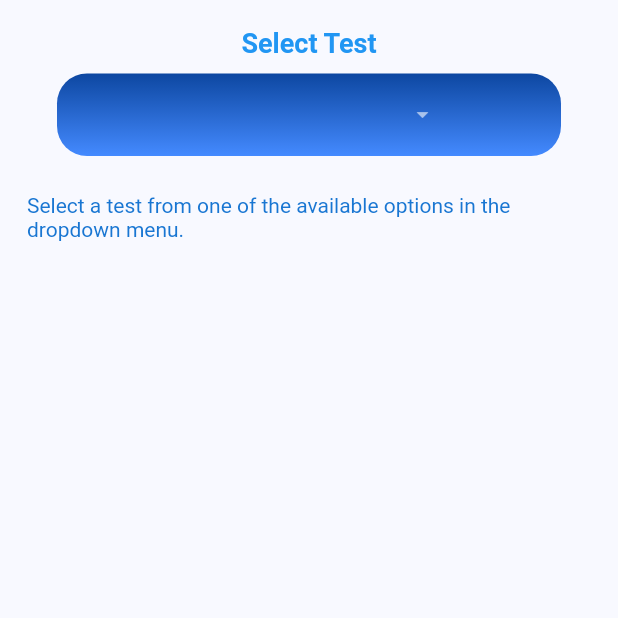
After one commit to Pipeline-To-Better-Placemaking/P2BP-2025Spring-Mobile, a Flutter app: the TestSelectionScreen screen opened by its route, on a phone screen of 412 x 824 dp, the top half of it. The commit adds this screen. Run offline on Flutter 3.47's test engine with Material 3 defaults, Android fonts, the phone set to English and light mode, and no system bars; our stand-ins replace firebase_auth, firebase_core; accounts and stored records are empty.

Commit message:
Add test selection screen and updates to main and strings.dart

```diff
--- a/lib/main.dart
+++ b/lib/main.dart
@@ -19,6 +19,7 @@ import 'new_home_page.dart';
 import 'project_comparison_page.dart';
 import 'teams_settings_screen.dart';
 import 'search_location_screen.dart';
+import 'test_selection_screen.dart';
 
 void main() async {
   WidgetsFlutterBinding.ensureInitialized();
@@ -68,6 +69,7 @@ class MyApp extends StatelessWidget {
         '/compare_projects': (context) => const ProjectComparisonPage(),
         '/search': (context) => const SearchScreen(),
         '/teams_settings': (context) => TeamSettingsScreen(),
+        '/test_selection': (context) => TestSelectionScreen(),
       },
     );
   }
@@ -190,6 +192,13 @@ class _HomePageStates extends State<HomePage> {
                 name: 'Search',
                 version: 1,
               ),
+              // Button 15: Test Selection
+              buildTempButton(
+                context: context,
+                route: '/test_selection',
+                name: 'Test Selection',
+                version: 0,
+              ),
             ],
           ),
         ),
--- a/lib/strings.dart
+++ b/lib/strings.dart
@@ -9,4 +9,6 @@ class Strings {
       'Select two of your team\'s projects from the dropdown menu to compare their results.';
   static const String compareProjectText2 =
       'A detailed breakdown of the data from the tests shared by both projects will be displayed together, providing direct metrics for your team to analyze.';
+  static const String testSelectionText =
+      'Select a test from one of the available options in the dropdown menu.';
 }
--- /dev/null
+++ b/lib/test_selection_screen.dart
@@ -0,0 +1,292 @@
+import 'package:flutter/material.dart';
+import 'strings.dart';
+import 'theme.dart';
+
+enum _PageNames { text, compare }
+
+// Nonsense filler until backend is started
+const List<String> _testNames = [
+  'Acoustical Profile',
+  'Spatial Boundaries',
+  'Nature Prevalence',
+  'Lighting Profile',
+  'Absence Of Order Locator',
+  'People In Place',
+  'People In Motion',
+  'Community Survey',
+  'Identifying Access',
+  'Identifying Program',
+  'Section Cutter',
+];
+// End filler
+const String _dropdownDefault = 'Select Test';
+
+class TestSelectionScreen extends StatefulWidget {
+  const TestSelectionScreen({super.key});
+
+  @override
+  State<TestSelectionScreen> createState() => _TestSelectionScreenState();
+}
+
+class _TestSelectionScreenState extends State<TestSelectionScreen> {
+  static final _pages = [
+    _TextScreen(),
+    _SelectedTestScreen(),
+  ];
+  _PageNames currentPage = _PageNames.text;
+
+  // Needs to be initialized in initState() to pass callback, hence late
+  late final _DropdownRowForm _dropdownRowForm;
+
+  @override
+  void initState() {
+    super.initState();
+    _dropdownRowForm = _DropdownRowForm(pageChangeCallback);
+  }
+
+  /// Used to switch to project comparison view once projects are selected.
+  /// setState must be called in this class to work but controllers and logic
+  /// are within _DropdownRowForm, requiring this callback function.
+  void pageChangeCallback(_PageNames newPage) {
+    if (currentPage != newPage) {
+      setState(() {
+        currentPage = newPage;
+      });
+    }
+  }
+
+  @override
+  Widget build(BuildContext context) {
+    return SafeArea(
+      child: Scaffold(
+        body: DefaultTextStyle(
+          style: TextStyle(
+            fontSize: 14,
+            color: Colors.blue[700],
+          ),
+          child: Center(
+            child: Padding(
+              padding: EdgeInsets.all(18),
+              child: Column(
+                children: <Widget>[
+                  // Permanent row with dropdowns at top
+                  _dropdownRowForm,
+                  const SizedBox(height: 25),
+                  // Dynamically switches between text default and comparison
+                  _pages[currentPage.index],
+                ],
+              ),
+            ),
+          ),
+        ),
+      ),
+    );
+  }
+}
+
+// Form containing row which just has two dropdown menus of projects
+class _DropdownRowForm extends StatefulWidget {
+  /// Required callback function from parent for passing page to since using
+  /// setState() here would not update anything outside this Form.
+  final Function pageChangeCallback;
+
+  const _DropdownRowForm(this.pageChangeCallback, {super.key});
+
+  @override
+  State<_DropdownRowForm> createState() => _DropdownRowFormState();
+}
+
+class _DropdownRowFormState extends State<_DropdownRowForm> {
+  final TextEditingController _dropdownController = TextEditingController();
+
+  @override
+  void initState() {
+    super.initState();
+    // Start listening to changes to dropdown selection
+    _dropdownController.addListener(_checkBothDropdownSelected);
+  }
+
+  // Passes compare page if two projects have been selected, else text page
+  void _checkBothDropdownSelected() {
+    if (_dropdownController.text.isNotEmpty &&
+        _dropdownController.text != _dropdownDefault) {
+      widget.pageChangeCallback(_PageNames.compare);
+    } else {
+      widget.pageChangeCallback(_PageNames.text);
+    }
+  }
+
+  @override
+  Widget build(BuildContext context) {
+    return Center(
+        child: SizedBox(
+      width: double.infinity,
+      child: _ProjectDropdown(
+        controller: _dropdownController,
+      ),
+    ));
+  }
+
+  @override
+  void dispose() {
+    _dropdownController.dispose();
+    super.dispose();
+  }
+}
+
+/// Widget for dropdown menu of projects, displayed twice at top of this screen
+class _ProjectDropdown extends StatefulWidget {
+  final TextEditingController? controller;
+
+  const _ProjectDropdown({super.key, this.controller});
+
+  @override
+  State<_ProjectDropdown> createState() => _ProjectDropdownState();
+}
+
+class _ProjectDropdownState extends State<_ProjectDropdown> {
+  @override
+  Widget build(BuildContext context) {
+    final dropdownMenuEntries = _buildDropdownEntryList();
+
+    return Column(
+      mainAxisSize: MainAxisSize.min,
+      crossAxisAlignment: CrossAxisAlignment.center,
+      children: [
+        Text(
+          _dropdownDefault,
+          style: TextStyle(
+            fontSize: 18,
+            fontWeight: FontWeight.bold,
+            color: Colors.blue,
+          ),
+          textAlign: TextAlign.center,
+        ),
+        const SizedBox(height: 10),
+        Center(
+          child: Padding(
+            padding: const EdgeInsets.symmetric(horizontal: 20),
+            child: Container(
+              width: double.infinity,
+              decoration: ShapeDecoration(
+                shape: RoundedRectangleBorder(
+                  borderRadius: BorderRadius.circular(20),
+                ),
+                gradient: verticalBlueGrad,
+              ),
+              child: DropdownMenu<String>(
+                controller: widget.controller,
+                initialSelection: 'Jesus',
+                menuStyle: MenuStyle(
+                  alignment: Alignment.bottomLeft,
+                  backgroundColor:
+                      WidgetStatePropertyAll<Color>(Color(0xFF2F6DCF)),
+                  shape: WidgetStatePropertyAll<OutlinedBorder>(
+                    RoundedRectangleBorder(
+                      borderRadius: BorderRadius.circular(18),
+                    ),
+                  ),
+                ),
+                textStyle: TextStyle(
+                  fontSize: 14,
+                  color: Colors.white,
+                ),
+                inputDecorationTheme: InputDecorationTheme(
+                  isDense: true,
+                  contentPadding: EdgeInsets.symmetric(horizontal: 16),
+                  constraints: BoxConstraints(maxHeight: 55),
+                  border: OutlineInputBorder(
+                    borderRadius: BorderRadius.circular(10),
+                    borderSide: BorderSide.none,
+                  ),
+                ),
+                trailingIcon: Align(
+                  alignment: Alignment.centerRight,
+                  child: Icon(
+                    Icons.arrow_drop_down,
+                    color: Colors.white60,
+                  ),
+                ),
+                selectedTrailingIcon: Align(
+                  alignment: Alignment.centerRight,
+                  child: Icon(
+                    Icons.arrow_drop_up,
+                    color: Colors.white60,
+                  ),
+                ),
+                dropdownMenuEntries: dropdownMenuEntries,
+              ),
+            ),
+          ),
+        ),
+      ],
+    );
+  }
+
+  /// Constructs the list of entries for project dropdowns
+  // Primarily constructed this way to hopefully be easy to
+  // use with the backend once that is started
+  // This will almost certainly need to be changed significantly once backend
+  List<DropdownMenuEntry<String>> _buildDropdownEntryList() {
+    List<DropdownMenuEntry<String>> result = [];
+
+    // Default entry
+    result.add(
+      DropdownMenuEntry(
+        value: _dropdownDefault,
+        label: _dropdownDefault,
+        style: ButtonStyle(
+          foregroundColor: WidgetStatePropertyAll(Colors.white),
+          visualDensity: VisualDensity(vertical: -2.5),
+        ),
+      ),
+    );
+
+    // Loops through all projects
+    for (var project in _testNames) {
+      result.add(
+        DropdownMenuEntry(
+          value: project,
+          label: project,
+          style: ButtonStyle(
+            foregroundColor: WidgetStatePropertyAll(Colors.white),
+            visualDensity: VisualDensity(vertical: -2.5),
+          ),
+        ),
+      );
+    }
+
+    return result;
+  }
+}
+
+/// Default lower/middle section of page with text instructions on how to use.
+class _TextScreen extends StatelessWidget {
+  const _TextScreen({super.key});
+
+  @override
+  Widget build(BuildContext context) {
+    return Column(
+      children: <Widget>[
+        Text(Strings.testSelectionText),
+      ],
+    );
+  }
+}
+
+/// Page displaying data from tests common to both selected projects.
+class _SelectedTestScreen extends StatefulWidget {
+  const _SelectedTestScreen({super.key});
+
+  @override
+  State<_SelectedTestScreen> createState() => _SelectedTestScreenState();
+}
+
+class _SelectedTestScreenState extends State<_SelectedTestScreen> {
+  @override
+  Widget build(BuildContext context) {
+    return Center(
+      child: Text('Selected Test Screen'),
+    );
+  }
+}
```
